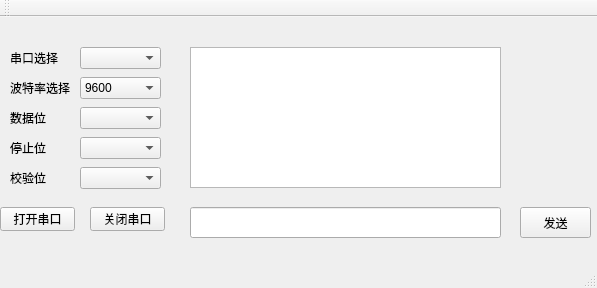
This is ZigbeeLaserRange.ui in CollaalloC/ZigbeeLaserRange as Qt 5 draws it before an edit. The edited form follows.
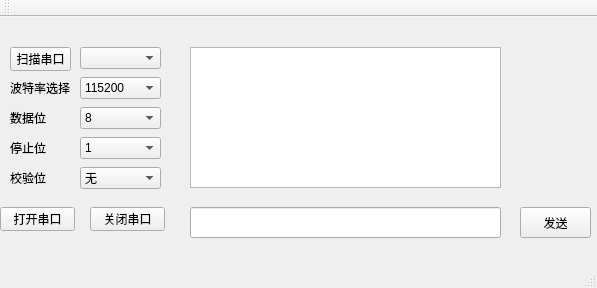
This is the edited form.

Commit message: 打开串口槽函数实现

The edit to the form file:
```diff
--- a/ZigbeeLaserRange.ui
+++ b/ZigbeeLaserRange.ui
@@ -47,19 +47,6 @@
      </rect>
     </property>
    </widget>
-   <widget class="QLabel" name="PortLabel">
-    <property name="geometry">
-     <rect>
-      <x>10</x>
-      <y>30</y>
-      <width>51</width>
-      <height>21</height>
-     </rect>
-    </property>
-    <property name="text">
-     <string>串口选择</string>
-    </property>
-   </widget>
    <widget class="QLabel" name="BaudLabel">
     <property name="geometry">
      <rect>
@@ -82,6 +69,14 @@
       <height>22</height>
      </rect>
     </property>
+    <property name="currentIndex">
+     <number>2</number>
+    </property>
+    <item>
+     <property name="text">
+      <string>4800</string>
+     </property>
+    </item>
     <item>
      <property name="text">
       <string>9600</string>
@@ -151,6 +146,11 @@
       <height>22</height>
      </rect>
     </property>
+    <item>
+     <property name="text">
+      <string>8</string>
+     </property>
+    </item>
    </widget>
    <widget class="QComboBox" name="StopBitSelect">
     <property name="geometry">
@@ -161,6 +161,11 @@
       <height>22</height>
      </rect>
     </property>
+    <item>
+     <property name="text">
+      <string>1</string>
+     </property>
+    </item>
    </widget>
    <widget class="QComboBox" name="ParitBitSelect">
     <property name="geometry">
@@ -171,6 +176,11 @@
       <height>22</height>
      </rect>
     </property>
+    <item>
+     <property name="text">
+      <string>无</string>
+     </property>
+    </item>
    </widget>
    <widget class="QPushButton" name="OpenPortButton">
     <property name="geometry">
@@ -198,6 +208,19 @@
      <string>关闭串口</string>
     </property>
    </widget>
+   <widget class="QPushButton" name="ScanPortButton">
+    <property name="geometry">
+     <rect>
+      <x>10</x>
+      <y>30</y>
+      <width>61</width>
+      <height>24</height>
+     </rect>
+    </property>
+    <property name="text">
+     <string>扫描串口</string>
+    </property>
+   </widget>
   </widget>
   <widget class="QMenuBar" name="menuBar">
    <property name="geometry">
```
Left out of the diff: 58 changed lines with no effect on the pictures. The commit also changes 6 other files.
